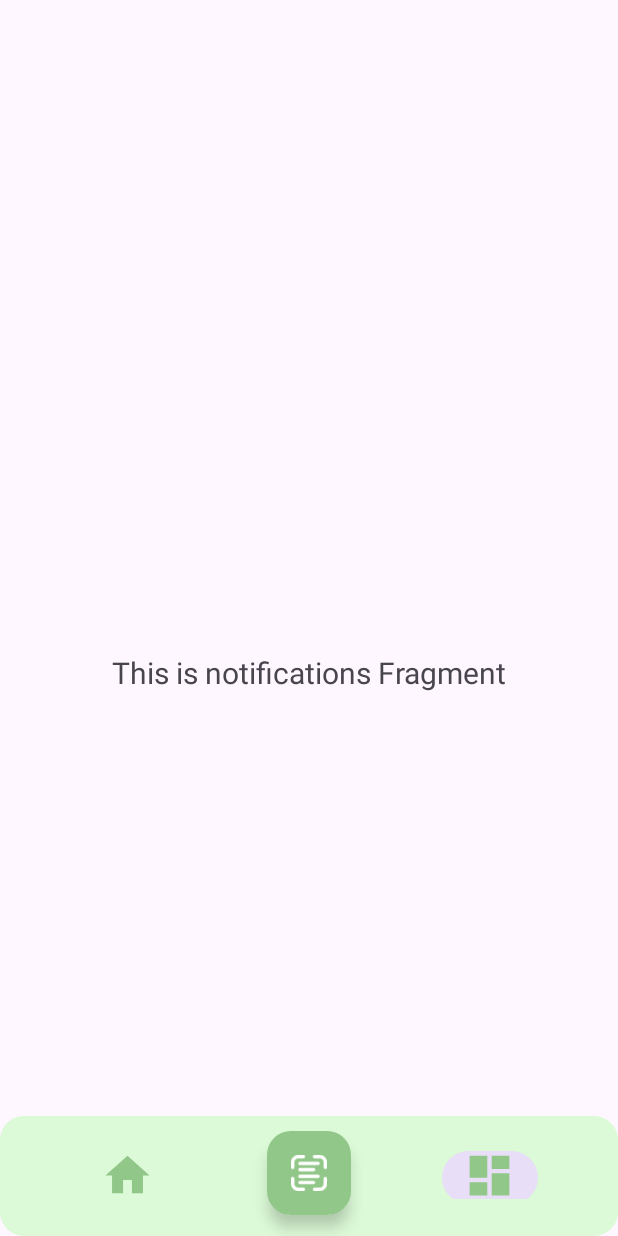
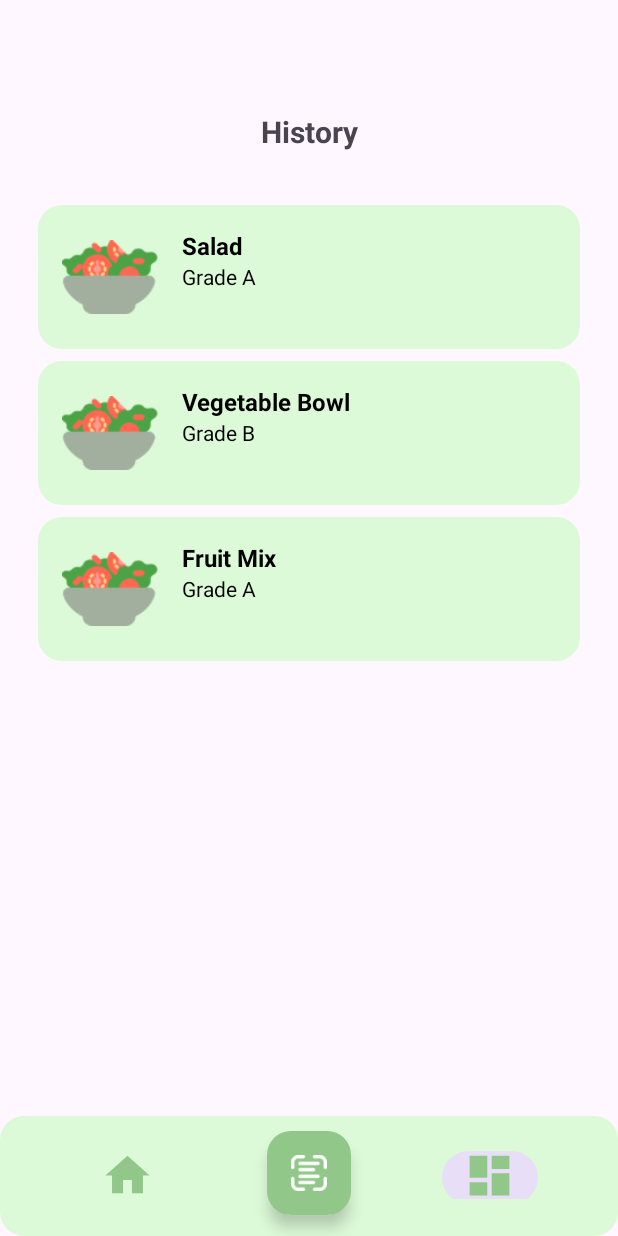
Before and after one commit to NutriRate-Bangkit/NutriRate-MobileDevelopment, an Android app: the HistoryFragment screen opened through its navigation route, on a phone screen of 412 x 824 dp. Run offline under Robolectric (Android 15) with nearby library versions, the phone set to English and light mode, and no system bars; our stand-ins replace navigation-ui.

Commit message:
add history fragment and item history recycler view

```diff
--- /dev/null
+++ b/app/src/main/java/com/example/nutrirateapp/view/main/ui/history/HistoryAdapter.kt
@@ -0,0 +1,38 @@
+package com.example.nutrirateapp.view.main.ui.history
+
+import android.view.LayoutInflater
+import android.view.View
+import android.view.ViewGroup
+import android.widget.ImageView
+import android.widget.TextView
+import androidx.recyclerview.widget.RecyclerView
+import com.example.nutrirateapp.R
+
+class HistoryAdapter(private val data: List<HistoryItem>) : RecyclerView.Adapter<HistoryAdapter.ViewHolder>() {
+
+    class ViewHolder(itemView: View) : RecyclerView.ViewHolder(itemView) {
+        val imageViewProduct: ImageView = itemView.findViewById(R.id.imageViewProduct)
+        val textViewProductName: TextView = itemView.findViewById(R.id.textViewProductName)
+        val textViewProductGrade: TextView = itemView.findViewById(R.id.textViewProductGrade)
+    }
+
+    override fun onCreateViewHolder(parent: ViewGroup, viewType: Int): ViewHolder {
+        val view = LayoutInflater.from(parent.context).inflate(R.layout.item_history, parent, false)
+        return ViewHolder(view)
+    }
+
+    override fun onBindViewHolder(holder: ViewHolder, position: Int) {
+        val item = data[position]
+        holder.textViewProductName.text = item.productName
+        holder.textViewProductGrade.text = item.productGrade
+        holder.imageViewProduct.setImageResource(item.productImage)
+    }
+
+    override fun getItemCount(): Int = data.size
+}
+
+data class HistoryItem(
+    val productImage: Int,
+    val productName: String,
+    val productGrade: String
+)
--- a/app/src/main/java/com/example/nutrirateapp/view/main/ui/history/HistoryFragment.kt
+++ b/app/src/main/java/com/example/nutrirateapp/view/main/ui/history/HistoryFragment.kt
@@ -4,17 +4,14 @@ import android.os.Bundle
 import android.view.LayoutInflater
 import android.view.View
 import android.view.ViewGroup
-import android.widget.TextView
 import androidx.fragment.app.Fragment
-import androidx.lifecycle.ViewModelProvider
+import androidx.recyclerview.widget.LinearLayoutManager
+import com.example.nutrirateapp.R
 import com.example.nutrirateapp.databinding.FragmentHistoryBinding
 
 class HistoryFragment : Fragment() {
 
     private var _binding: FragmentHistoryBinding? = null
-
-    // This property is only valid between onCreateView and
-    // onDestroyView.
     private val binding get() = _binding!!
 
     override fun onCreateView(
@@ -22,17 +19,19 @@ class HistoryFragment : Fragment() {
         container: ViewGroup?,
         savedInstanceState: Bundle?
     ): View {
-        val notificationsViewModel =
-            ViewModelProvider(this).get(HistoryViewModel::class.java)
+        _binding = FragmentHistoryBinding.inflate(inflater, container, false)
 
-        _binding = FragmentHistoryBinding.inflate(inflater, container, false)
-        val root: View = binding.root
+        // Setup RecyclerView
+        binding.storyRecyclerView.layoutManager = LinearLayoutManager(requireContext())
+        binding.storyRecyclerView.adapter = HistoryAdapter(
+            listOf(
+                HistoryItem(R.drawable.ic_salad, "Salad", "Grade A"),
+                HistoryItem(R.drawable.ic_salad, "Vegetable Bowl", "Grade B"),
+                HistoryItem(R.drawable.ic_salad, "Fruit Mix", "Grade A")
+            )
+        )
 
-        val textView: TextView = binding.textNotifications
-        notificationsViewModel.text.observe(viewLifecycleOwner) {
-            textView.text = it
-        }
-        return root
+        return binding.root
     }
 
     override fun onDestroyView() {
--- a/app/src/main/java/com/example/nutrirateapp/view/main/ui/history/HistoryViewModel.kt
+++ b/app/src/main/java/com/example/nutrirateapp/view/main/ui/history/HistoryViewModel.kt
@@ -6,8 +6,22 @@ import androidx.lifecycle.ViewModel
 
 class HistoryViewModel : ViewModel() {
 
+    // Text for Header
     private val _text = MutableLiveData<String>().apply {
-        value = "This is notifications Fragment"
+        value = "History"
     }
     val text: LiveData<String> = _text
+
+    // Loading Status
+    private val _isLoading = MutableLiveData<Boolean>().apply {
+        value = false
+    }
+    val isLoading: LiveData<Boolean> = _isLoading
+
+    // Example: Load Data (simulated)
+    fun loadData() {
+        _isLoading.value = true
+        // Simulate loading data...
+        _isLoading.value = false
+    }
 }
--- /dev/null
+++ b/app/src/main/res/drawable/bg_item_card.xml
@@ -0,0 +1,4 @@
+<shape xmlns:android="http://schemas.android.com/apk/res/android">
+    <solid android:color="@color/_bg__signup_page_ek2_color" />
+    <corners android:radius="16dp" />
+</shape>
--- a/app/src/main/res/layout/fragment_history.xml
+++ b/app/src/main/res/layout/fragment_history.xml
@@ -1,22 +1,57 @@
 <?xml version="1.0" encoding="utf-8"?>
-<androidx.constraintlayout.widget.ConstraintLayout xmlns:android="http://schemas.android.com/apk/res/android"
+<androidx.constraintlayout.widget.ConstraintLayout
+    xmlns:android="http://schemas.android.com/apk/res/android"
     xmlns:app="http://schemas.android.com/apk/res-auto"
     xmlns:tools="http://schemas.android.com/tools"
+    android:id="@+id/main"
     android:layout_width="match_parent"
     android:layout_height="match_parent"
     tools:context=".view.main.ui.history.HistoryFragment">
 
-    <TextView
-        android:id="@+id/text_notifications"
-        android:layout_width="match_parent"
+    <androidx.constraintlayout.widget.ConstraintLayout
+        android:id="@+id/header_layout"
+        android:layout_width="0dp"
         android:layout_height="wrap_content"
-        android:layout_marginStart="8dp"
-        android:layout_marginTop="8dp"
-        android:layout_marginEnd="8dp"
-        android:textAlignment="center"
-        android:textSize="20sp"
-        app:layout_constraintBottom_toBottomOf="parent"
+        android:paddingStart="16dp"
+        android:paddingEnd="16dp"
+        app:layout_constraintStart_toStartOf="parent"
+        app:layout_constraintTop_toTopOf="parent"
+        app:layout_constraintEnd_toEndOf="parent">
+
+        <TextView
+            android:id="@+id/tx_profile"
+            android:layout_width="wrap_content"
+            android:layout_height="wrap_content"
+            android:layout_margin="10dp"
+            android:text="History"
+            android:textSize="20sp"
+            android:textStyle="bold"
+            app:layout_constraintBottom_toBottomOf="parent"
+            app:layout_constraintEnd_toEndOf="parent"
+            app:layout_constraintStart_toStartOf="parent"
+            app:layout_constraintTop_toTopOf="parent"
+            app:layout_constraintVertical_bias="0.515" />
+
+    </androidx.constraintlayout.widget.ConstraintLayout>
+
+    <androidx.recyclerview.widget.RecyclerView
+        android:id="@+id/story_recycler_view"
+        android:layout_width="0dp"
+        android:layout_height="0dp"
+        android:padding="25dp"
+        app:layout_constraintStart_toStartOf="parent"
         app:layout_constraintEnd_toEndOf="parent"
+        app:layout_constraintTop_toBottomOf="@id/header_layout"
+        app:layout_constraintBottom_toBottomOf="parent" />
+
+    <ProgressBar
+        android:id="@+id/progressBar"
+        android:layout_width="wrap_content"
+        android:layout_height="wrap_content"
+        android:visibility="gone"
         app:layout_constraintStart_toStartOf="parent"
-        app:layout_constraintTop_toTopOf="parent" />
+        app:layout_constraintEnd_toEndOf="parent"
+        app:layout_constraintTop_toTopOf="parent"
+        app:layout_constraintBottom_toBottomOf="parent" />
+
 </androidx.constraintlayout.widget.ConstraintLayout>
--- /dev/null
+++ b/app/src/main/res/layout/item_history.xml
@@ -0,0 +1,46 @@
+<?xml version="1.0" encoding="utf-8"?>
+<LinearLayout
+    xmlns:android="http://schemas.android.com/apk/res/android"
+    android:layout_width="match_parent"
+    android:layout_height="wrap_content"
+    android:orientation="horizontal"
+    android:padding="16dp"
+    android:background="@drawable/bg_item_card"
+    android:layout_marginBottom="8dp">
+
+    <!-- Gambar -->
+    <ImageView
+        android:id="@+id/imageViewProduct"
+        android:layout_width="64dp"
+        android:layout_height="64dp"
+        android:src="@drawable/ic_salad"
+        android:contentDescription="@string/product_image"
+        android:layout_gravity="center_vertical"
+        android:layout_marginEnd="16dp" />
+
+    <!-- Informasi Produk -->
+    <LinearLayout
+        android:layout_width="match_parent"
+        android:layout_height="wrap_content"
+        android:orientation="vertical"
+        android:gravity="center_vertical">
+
+        <TextView
+            android:id="@+id/textViewProductName"
+            android:layout_width="wrap_content"
+            android:layout_height="wrap_content"
+            android:text="Nama Produk"
+            android:textSize="16sp"
+            android:textColor="@color/black"
+            android:textStyle="bold" />
+
+        <TextView
+            android:id="@+id/textViewProductGrade"
+            android:layout_width="wrap_content"
+            android:layout_height="wrap_content"
+            android:text="Grade A"
+            android:textSize="14sp"
+            android:textColor="@color/black" />
+
+    </LinearLayout>
+</LinearLayout>
--- a/app/src/main/res/values-night/strings.xml
+++ b/app/src/main/res/values-night/strings.xml
@@ -4,4 +4,5 @@
     <string name="is_the_grade_for_this_product">is the grade for this produt</string>
     <string name="the_name_of_the_product">The Name of the Product</string>
     <string name="grade_desc">Lorem ipsum Lorem ipsum Lorem ipsum Lorem ipsum Lorem ipsum Lorem ipsum Lorem ipsum Lorem ipsum Lorem ipsum Lorem ipsum Lorem ipsum Lorem ipsum Lorem ipsum Lorem ipsum Lorem ipsum Lorem ipsum Lorem ipsum</string>
+    <string name="product_image">product image\n</string>
 </resources>
--- a/app/src/main/res/values/colors.xml
+++ b/app/src/main/res/values/colors.xml
@@ -5,6 +5,7 @@
     <color name="green_splash">#91C788</color>
     <color name="green_onboarding">#DCFAD7</color>
     <color name="abu">#B9B9B4</color>
+    <color name="transparent">#00000000</color>
 
 
     <color name="_bg__signup_page_ek2_color">#DCFAD7</color>
--- a/app/src/main/res/values/strings.xml
+++ b/app/src/main/res/values/strings.xml
@@ -66,5 +66,6 @@
     <string name="is_the_grade_for_this_product">is the grade for this produt</string>
     <string name="the_name_of_the_product">The Name of the Product</string>
     <string name="grade_desc">Lorem ipsum Lorem ipsum Lorem ipsum Lorem ipsum Lorem ipsum Lorem ipsum Lorem ipsum Lorem ipsum Lorem ipsum Lorem ipsum Lorem ipsum Lorem ipsum Lorem ipsum Lorem ipsum Lorem ipsum Lorem ipsum Lorem ipsum</string>
+    <string name="product_image">product image\n</string>
 
 </resources>
```
Also changed, not shown: app/src/main/res/drawable/ic_salad.png (added).
